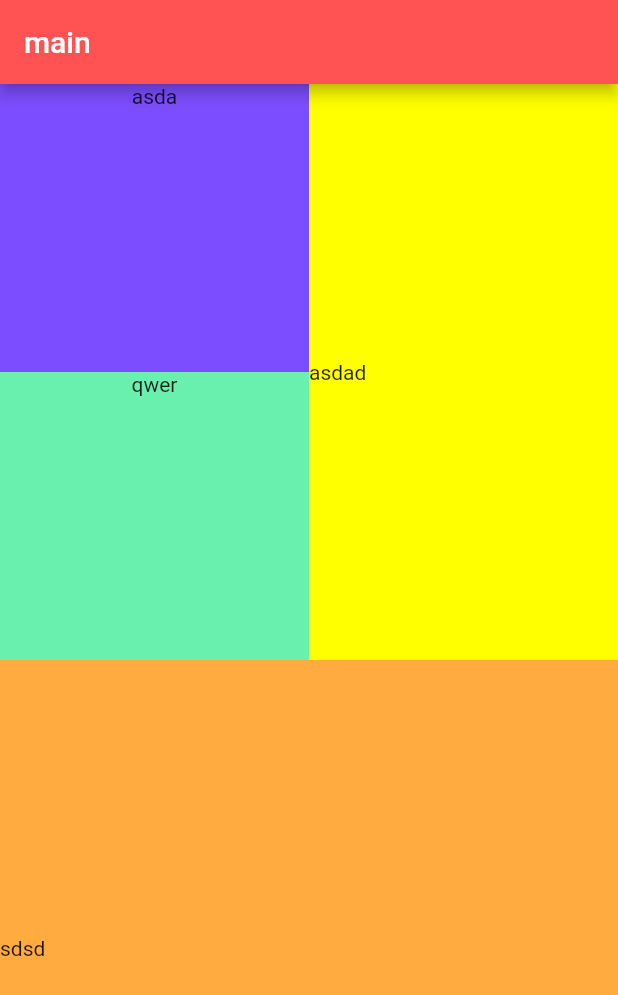
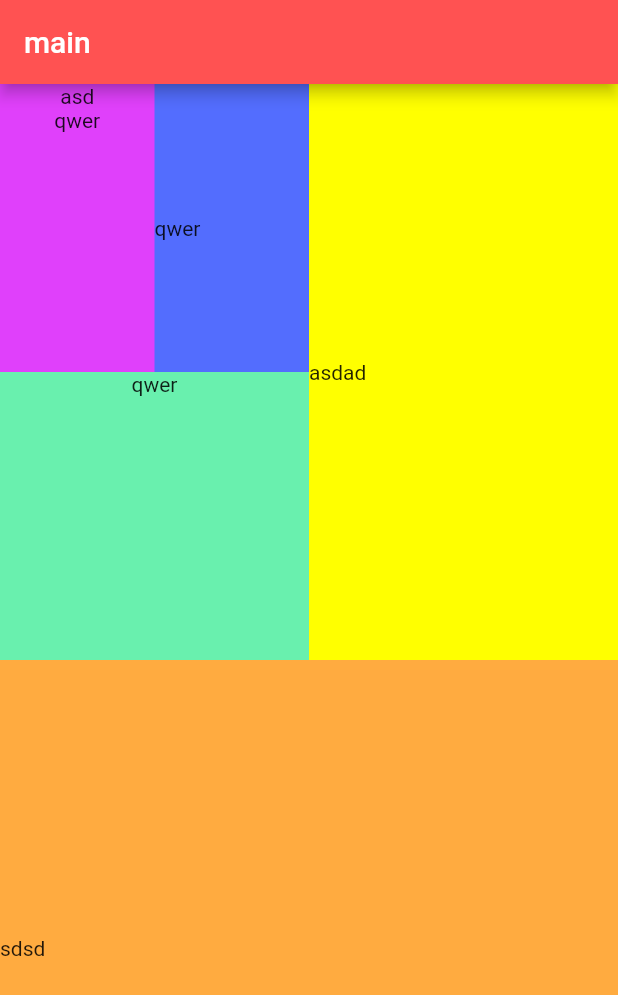
Before and after one commit to selpeapi/flutter_app2, a Flutter app: the screen it shows after launch, on a phone screen of 412 x 824 dp. Shown: the top 995 px of the screen. Run offline on Flutter 3.47's test engine with Material 2 defaults, Android fonts, the phone set to English and light mode, and no system bars.

Commit message:
5차 위젯 배치 수정끝

```diff
--- a/lib/main.dart
+++ b/lib/main.dart
@@ -52,32 +52,22 @@ class _MainPageState extends State<MainPage> {
                                               children: [
                                                 Expanded(
                                                     child: Container(
-                                                  color: Colors.purpleAccent,
-                                                  child: Column(
+                                                  color: Colors.indigoAccent,
+                                                  child: Row(
                                                     children: [
                                                       Expanded(
-                                                          child: Row(
-                                                        children: [
-                                                          Expanded(
-                                                              child: Row(
-                                                            children: [
-                                                              Expanded(
-                                                                child:
-                                                                    Container(
-                                                                  child: Column(
-                                                                    children: [
-                                                                      Text(
-                                                                          "asda")
-                                                                    ],
-                                                                  ),
-                                                                  color: Colors
-                                                                      .deepPurpleAccent,
-                                                                ),
-                                                              )
-                                                            ],
-                                                          ))
-                                                        ],
-                                                      ))
+                                                          child: Container(
+                                                        color:
+                                                            Colors.purpleAccent,
+                                                        child: Column(
+                                                          children: [
+                                                            Text("asd"),
+                                                            Text("qwer"),
+                                                          ],
+                                                        ),
+                                                      )),
+                                                      Expanded(
+                                                          child: Text("qwer")),
                                                     ],
                                                   ),
                                                 ))
```
